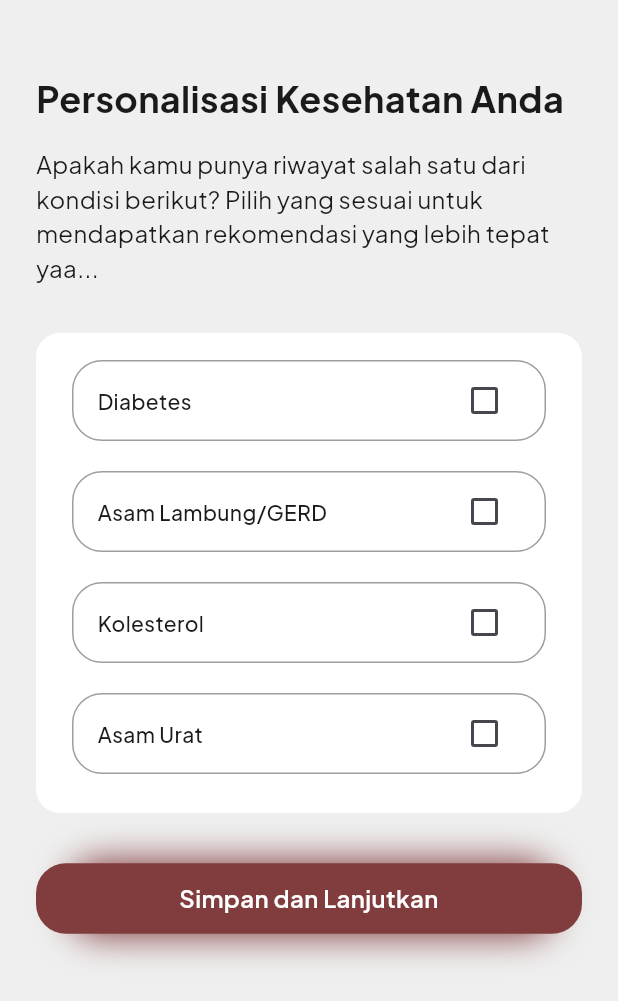
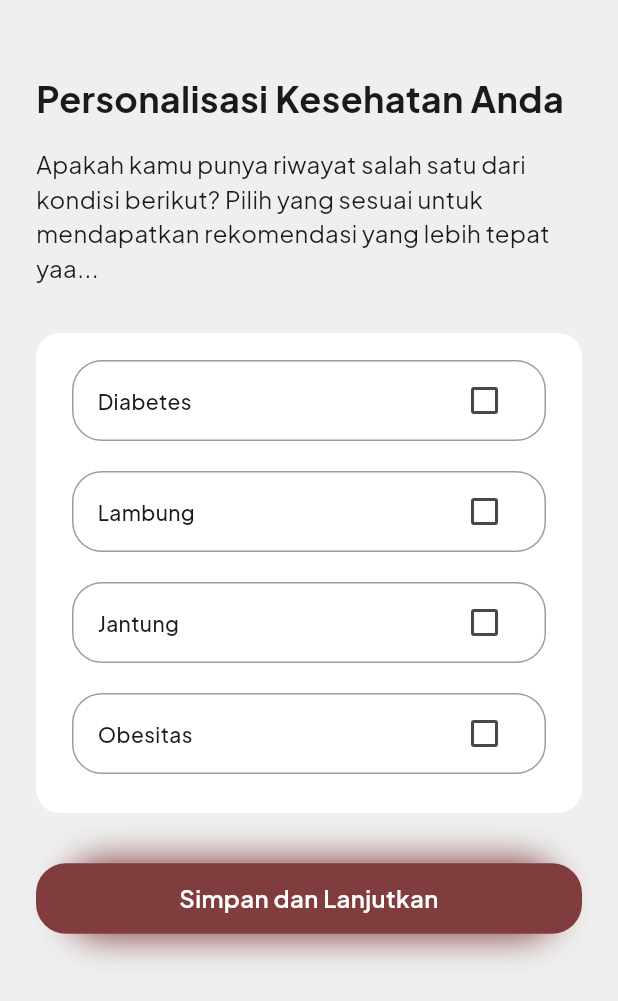
Before and after one commit to Santapan-App/fe_santapan, a Flutter app: the RiwayatPenyakitPage screen opened directly, on a phone screen of 412 x 824 dp. Shown: the top 1001 px of the screen. Run offline on Flutter 3.47's test engine with Material 3 defaults, Android fonts, the light colour scheme and no system bars; our stand-ins replace cached_network_image, camera, carousel_slider, flutter_rating_bar, google_fonts, shared_preferences; missing offline and left inert: tflite_flutter; accounts and stored records are empty; network calls fail; project files that could hold a hidden picture were left out.

Commit message:
personalisasi

```diff
--- a/lib/data/models/personalisasi_model.dart
+++ b/lib/data/models/personalisasi_model.dart
@@ -2,9 +2,9 @@ class Personalisasi {
   int id;
   int userId;
   bool diabetes;
-  bool gerd;
-  bool asamUrat;
-  bool kolestrol;
+  bool lambung;
+  bool obesitas;
+  bool jantung;
   bool rendahKarbohidrat;
   bool tinggiProtein;
   bool vegetarian;
@@ -17,9 +17,9 @@ class Personalisasi {
     this.id = 0,
     this.userId = 0,
     this.diabetes = false,
-    this.gerd = false,
-    this.asamUrat = false,
-    this.kolestrol = false,
+    this.lambung = false,
+    this.obesitas = false,
+    this.jantung = false,
     this.rendahKarbohidrat = false,
     this.tinggiProtein = false,
     this.vegetarian = false,
@@ -35,16 +35,20 @@ class Personalisasi {
       id: json['id'] ?? 0,
       userId: json['user_id'] ?? 0,
       diabetes: json['diabetes'] ?? false,
-      gerd: json['gerd'] ?? false,
-      asamUrat: json['asam_urat'] ?? false,
-      kolestrol: json['kolestrol'] ?? false,
+      lambung: json['lambung'] ?? false,
+      obesitas: json['obesitas'] ?? false,
+      jantung: json['jantung'] ?? false,
       rendahKarbohidrat: json['rendah_karbohidrat'] ?? false,
       tinggiProtein: json['tinggi_protein'] ?? false,
       vegetarian: json['vegetarian'] ?? false,
       rendahGula: json['rendah_gula'] ?? false,
       rendahKalori: json['rendah_kalori'] ?? false,
-      createdAt: json['created_at'] != null ? DateTime.parse(json['created_at']) : null,
-      updatedAt: json['updated_at'] != null ? DateTime.parse(json['updated_at']) : null,
+      createdAt: json['created_at'] != null
+          ? DateTime.parse(json['created_at'])
+          : null,
+      updatedAt: json['updated_at'] != null
+          ? DateTime.parse(json['updated_at'])
+          : null,
     );
   }
 
@@ -54,9 +58,9 @@ class Personalisasi {
       'id': id,
       'user_id': userId,
       'diabetes': diabetes,
-      'gerd': gerd,
-      'asam_urat': asamUrat,
-      'kolestrol': kolestrol,
+      'lambung': lambung,
+      'obesitas': obesitas,
+      'jantung': jantung,
       'rendah_karbohidrat': rendahKarbohidrat,
       'tinggi_protein': tinggiProtein,
       'vegetarian': vegetarian,
--- a/lib/pages/personalisasi/personalisasi_page.dart
+++ b/lib/pages/personalisasi/personalisasi_page.dart
@@ -15,7 +15,7 @@ class PersonalisasiPage extends StatefulWidget {
 class _PersonalisasiPageState extends State<PersonalisasiPage> {
   final List<Map<String, dynamic>> selectedDiseases = [
     {'name': 'Diabetes', 'selected': true},
-    {'name': 'Kolesterol', 'selected': false},
+    {'name': 'Lambung', 'selected': false},
   ];
 
   final List<Map<String, dynamic>> selectedPreferences = [
@@ -121,16 +121,13 @@ class _PersonalisasiPageState extends State<PersonalisasiPage> {
             ],
           ),
           const SizedBox(height: 12),
-          ...items
-              .where((item) => item['selected'])
-              .map((item) => Padding(
-                    padding: const EdgeInsets.symmetric(vertical: 8),
-                    child: Text(
-                      item['name'],
-                      style: TypographyStyles.medium(16, ColorStyles.black),
-                    ),
-                  ))
-              ,
+          ...items.where((item) => item['selected']).map((item) => Padding(
+                padding: const EdgeInsets.symmetric(vertical: 8),
+                child: Text(
+                  item['name'],
+                  style: TypographyStyles.medium(16, ColorStyles.black),
+                ),
+              )),
         ],
       ),
     );
--- a/lib/pages/personalisasi/riwayat_penyakit_page.dart
+++ b/lib/pages/personalisasi/riwayat_penyakit_page.dart
@@ -21,9 +21,9 @@ class RiwayatPenyakitPage extends StatefulWidget {
 class _RiwayatPenyakitPageState extends State<RiwayatPenyakitPage> {
   final List<Map<String, dynamic>> diseases = [
     {'name': 'Diabetes', 'type': 'diabetes', 'selected': false},
-    {'name': 'Asam Lambung/GERD', 'type': 'gerd', 'selected': false},
-    {'name': 'Kolesterol', 'type': 'kolestrol', 'selected': false},
-    {'name': 'Asam Urat', 'type': 'asam_urat', 'selected': false},
+    {'name': 'Lambung', 'type': 'lambung', 'selected': false},
+    {'name': 'Jantung', 'type': 'jantung', 'selected': false},
+    {'name': 'Obesitas', 'type': 'obesitas', 'selected': false},
   ];
 
   bool isLoading = false;
@@ -39,7 +39,7 @@ class _RiwayatPenyakitPageState extends State<RiwayatPenyakitPage> {
               crossAxisAlignment: CrossAxisAlignment.start,
               children: [
                 const SizedBox(height: 24),
-                if(widget.isEdit)
+                if (widget.isEdit)
                   Row(
                     mainAxisAlignment: MainAxisAlignment.spaceBetween,
                     children: [
@@ -76,7 +76,8 @@ class _RiwayatPenyakitPageState extends State<RiwayatPenyakitPage> {
                 Container(
                   width: double.infinity,
                   height: 320,
-                  padding: const EdgeInsets.symmetric(horizontal: 24, vertical: 8),
+                  padding:
+                      const EdgeInsets.symmetric(horizontal: 24, vertical: 8),
                   decoration: BoxDecoration(
                     color: Colors.white,
                     borderRadius: BorderRadius.circular(16),
@@ -86,7 +87,8 @@ class _RiwayatPenyakitPageState extends State<RiwayatPenyakitPage> {
                     itemBuilder: (context, index) {
                       return Container(
                         margin: const EdgeInsets.symmetric(vertical: 10),
-                        padding: const EdgeInsets.symmetric(horizontal: 16, vertical: 2),
+                        padding: const EdgeInsets.symmetric(
+                            horizontal: 16, vertical: 2),
                         decoration: BoxDecoration(
                           border: Border.all(color: Colors.grey),
                           borderRadius: BorderRadius.circular(20),
@@ -96,7 +98,8 @@ class _RiwayatPenyakitPageState extends State<RiwayatPenyakitPage> {
                           children: [
                             Text(
                               diseases[index]['name'],
-                              style: TypographyStyles.medium(14, ColorStyles.black),
+                              style: TypographyStyles.medium(
+                                  14, ColorStyles.black),
                             ),
                             Checkbox(
                               value: diseases[index]['selected'],
@@ -116,7 +119,9 @@ class _RiwayatPenyakitPageState extends State<RiwayatPenyakitPage> {
                 ),
                 const SizedBox(height: 32),
                 ButtonCustom(
-                  label: widget.isEdit ? "Simpan Perubahan" : "Simpan dan Lanjutkan",
+                  label: widget.isEdit
+                      ? "Simpan Perubahan"
+                      : "Simpan dan Lanjutkan",
                   onTap: () {
                     Navigator.push(
                       context,
@@ -130,8 +135,7 @@ class _RiwayatPenyakitPageState extends State<RiwayatPenyakitPage> {
                   },
                   isExpand: true,
                 ),
-                if (isLoading)
-                  const Center(child: CircularProgressIndicator()),
+                if (isLoading) const Center(child: CircularProgressIndicator()),
                 const SizedBox(height: 32),
               ],
             ),
```
Also changed, not shown: lib/data/urls.dart (+4 -4 lines), lib/pages/personalisasi/preferensi_makanan_page.dart (+31 -17 lines), pubspec.lock, 2 other files. Lines whose indentation alone changed are shown as unchanged.
